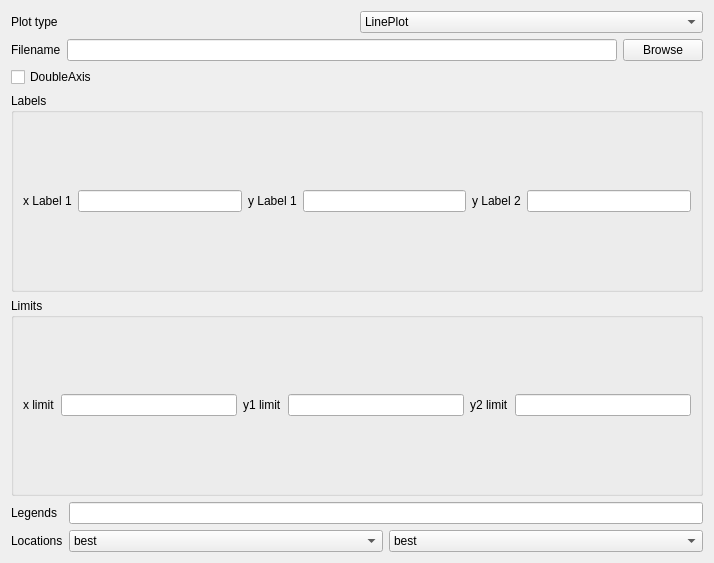
The window that tabplotwidget.ui (yerga/plotSciFigs) describes before a commit, drawn with Qt 5.
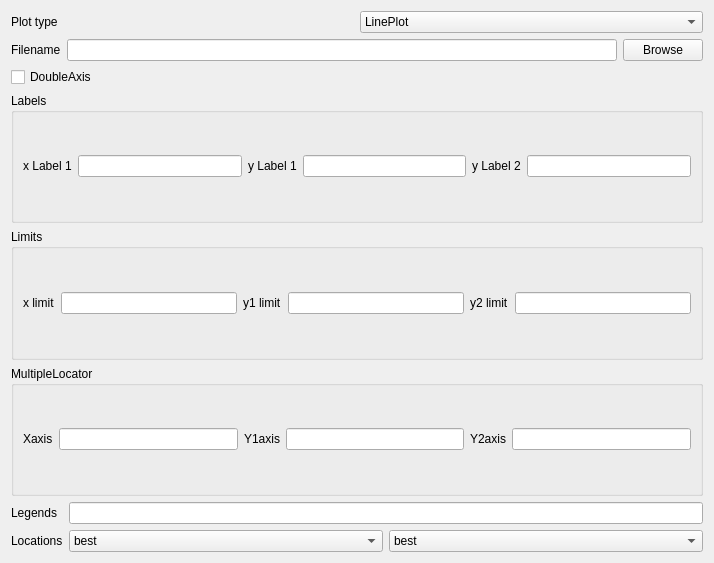
The same window after the commit.

Commit message: Legend location, multiple plots, etc.

The edit to the form file:
```diff
--- a/tabplotwidget.ui
+++ b/tabplotwidget.ui
@@ -188,6 +188,49 @@
      </layout>
     </widget>
    </item>
+   <item>
+    <widget class="QGroupBox" name="groupBox_3">
+     <property name="title">
+      <string>MultipleLocator</string>
+     </property>
+     <layout class="QVBoxLayout" name="verticalLayout_4">
+      <item>
+       <layout class="QHBoxLayout" name="horizontalLayout">
+        <item>
+         <widget class="QLabel" name="label_11">
+          <property name="text">
+           <string>Xaxis</string>
+          </property>
+         </widget>
+        </item>
+        <item>
+         <widget class="QLineEdit" name="xaxislocator"/>
+        </item>
+        <item>
+         <widget class="QLabel" name="label_12">
+          <property name="text">
+           <string>Y1axis</string>
+          </property>
+         </widget>
+        </item>
+        <item>
+         <widget class="QLineEdit" name="y1axislocator"/>
+        </item>
+        <item>
+         <widget class="QLabel" name="label_13">
+          <property name="text">
+           <string>Y2axis</string>
+          </property>
+         </widget>
+        </item>
+        <item>
+         <widget class="QLineEdit" name="y2axislocator"/>
+        </item>
+       </layout>
+      </item>
+     </layout>
+    </widget>
+   </item>
    <item>
     <layout class="QGridLayout" name="gridLayout">
      <item row="3" column="0">
```
Left out of the diff: 6 changed lines with no effect on the pictures. The commit also changes 5 other files.
